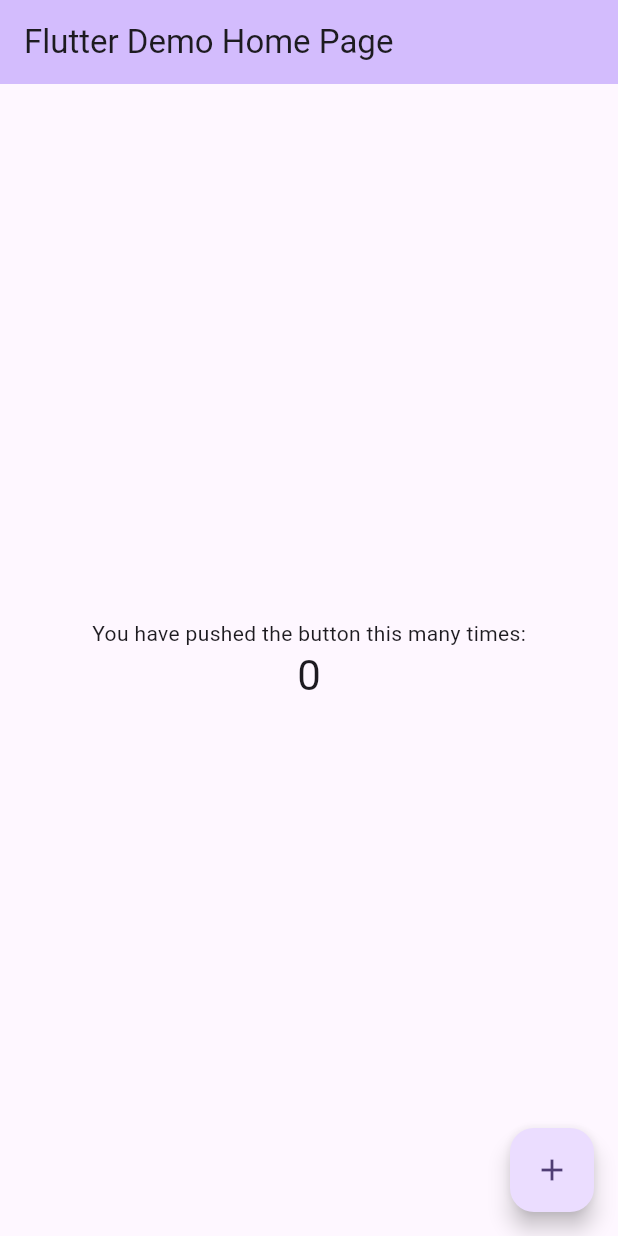
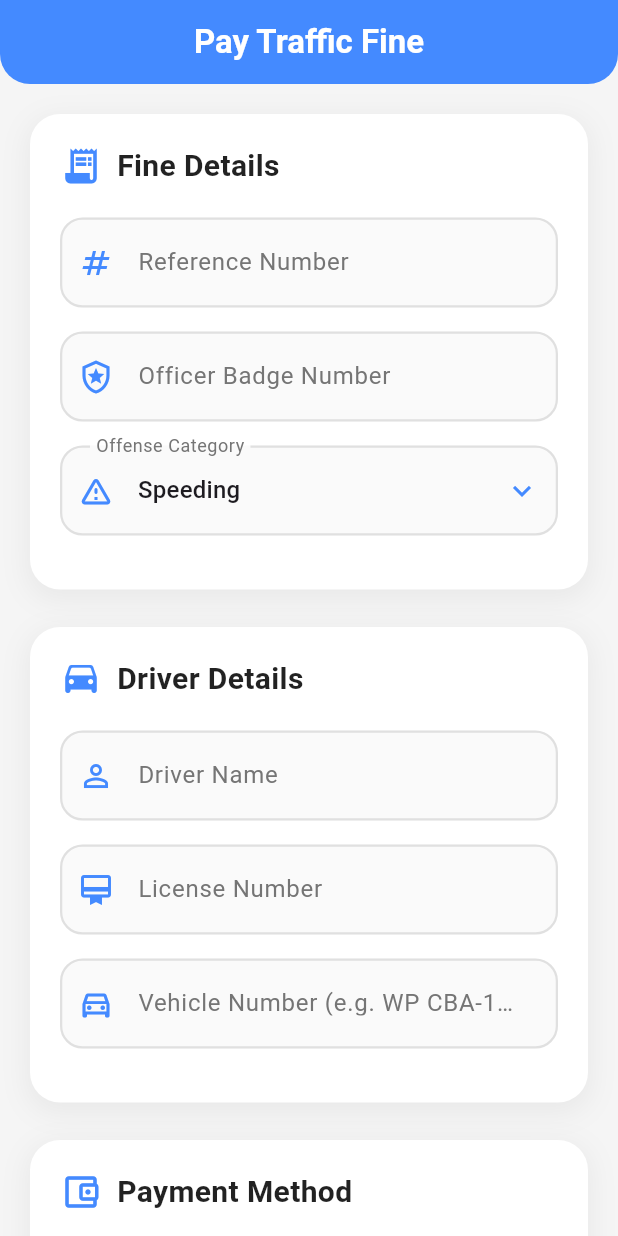
Before and after one commit to deshsenarathna/Online_traffic_fine_system, a Flutter app: the screen it shows after launch, on a phone screen of 412 x 824 dp. Run offline on Flutter 3.47's test engine with Material 3 defaults, Android fonts, the phone set to English and light mode, and no system bars; missing offline and left inert: payhere_mobilesdk_flutter.

Commit message:
mobile application

```diff
--- a/traffic_fine_app/lib/main.dart
+++ b/traffic_fine_app/lib/main.dart
@@ -1,122 +1,23 @@
 import 'package:flutter/material.dart';
+import 'screens/payment_form_screen.dart';
 
 void main() {
-  runApp(const MyApp());
+  runApp(const TrafficFineApp());
 }
 
-class MyApp extends StatelessWidget {
-  const MyApp({super.key});
+class TrafficFineApp extends StatelessWidget {
+  const TrafficFineApp({Key? key}) : super(key: key);
 
-  // This widget is the root of your application.
   @override
   Widget build(BuildContext context) {
     return MaterialApp(
-      title: 'Flutter Demo',
+      title: 'RideWave Fine Pay', // ඔයාගේ අනිත් App එකේ නම වගේම ගැළපෙන නමක්
+      debugShowCheckedModeBanner: false,
       theme: ThemeData(
-        // This is the theme of your application.
-        //
-        // TRY THIS: Try running your application with "flutter run". You'll see
-        // the application has a purple toolbar. Then, without quitting the app,
-        // try changing the seedColor in the colorScheme below to Colors.green
-        // and then invoke "hot reload" (save your changes or press the "hot
-        // reload" button in a Flutter-supported IDE, or press "r" if you used
-        // the command line to start the app).
-        //
-        // Notice that the counter didn't reset back to zero; the application
-        // state is not lost during the reload. To reset the state, use hot
-        // restart instead.
-        //
-        // This works for code too, not just values: Most code changes can be
-        // tested with just a hot reload.
-        colorScheme: .fromSeed(seedColor: Colors.deepPurple),
+        primarySwatch: Colors.blue,
+        useMaterial3: true,
       ),
-      home: const MyHomePage(title: 'Flutter Demo Home Page'),
+      home: const PaymentFormScreen(),
     );
   }
 }
-
-class MyHomePage extends StatefulWidget {
-  const MyHomePage({super.key, required this.title});
-
-  // This widget is the home page of your application. It is stateful, meaning
-  // that it has a State object (defined below) that contains fields that affect
-  // how it looks.
-
-  // This class is the configuration for the state. It holds the values (in this
-  // case the title) provided by the parent (in this case the App widget) and
-  // used by the build method of the State. Fields in a Widget subclass are
-  // always marked "final".
-
-  final String title;
-
-  @override
-  State<MyHomePage> createState() => _MyHomePageState();
-}
-
-class _MyHomePageState extends State<MyHomePage> {
-  int _counter = 0;
-
-  void _incrementCounter() {
-    setState(() {
-      // This call to setState tells the Flutter framework that something has
-      // changed in this State, which causes it to rerun the build method below
-      // so that the display can reflect the updated values. If we changed
-      // _counter without calling setState(), then the build method would not be
-      // called again, and so nothing would appear to happen.
-      _counter++;
-    });
-  }
-
-  @override
-  Widget build(BuildContext context) {
-    // This method is rerun every time setState is called, for instance as done
-    // by the _incrementCounter method above.
-    //
-    // The Flutter framework has been optimized to make rerunning build methods
-    // fast, so that you can just rebuild anything that needs updating rather
-    // than having to individually change instances of widgets.
-    return Scaffold(
-      appBar: AppBar(
-        // TRY THIS: Try changing the color here to a specific color (to
-        // Colors.amber, perhaps?) and trigger a hot reload to see the AppBar
-        // change color while the other colors stay the same.
-        backgroundColor: Theme.of(context).colorScheme.inversePrimary,
-        // Here we take the value from the MyHomePage object that was created by
-        // the App.build method, and use it to set our appbar title.
-        title: Text(widget.title),
-      ),
-      body: Center(
-        // Center is a layout widget. It takes a single child and positions it
-        // in the middle of the parent.
-        child: Column(
-          // Column is also a layout widget. It takes a list of children and
-          // arranges them vertically. By default, it sizes itself to fit its
-          // children horizontally, and tries to be as tall as its parent.
-          //
-          // Column has various properties to control how it sizes itself and
-          // how it positions its children. Here we use mainAxisAlignment to
-          // center the children vertically; the main axis here is the vertical
-          // axis because Columns are vertical (the cross axis would be
-          // horizontal).
-          //
-          // TRY THIS: Invoke "debug painting" (choose the "Toggle Debug Paint"
-          // action in the IDE, or press "p" in the console), to see the
-          // wireframe for each widget.
-          mainAxisAlignment: .center,
-          children: [
-            const Text('You have pushed the button this many times:'),
-            Text(
-              '$_counter',
-              style: Theme.of(context).textTheme.headlineMedium,
-            ),
-          ],
-        ),
-      ),
-      floatingActionButton: FloatingActionButton(
-        onPressed: _incrementCounter,
-        tooltip: 'Increment',
-        child: const Icon(Icons.add),
-      ),
-    );
-  }
-}
--- /dev/null
+++ b/traffic_fine_app/lib/screens/payment_form_screen.dart
@@ -0,0 +1,333 @@
+import 'package:flutter/material.dart';
+import 'package:payhere_mobilesdk_flutter/payhere_mobilesdk_flutter.dart';
+import '../services/api_service.dart';
+
+class PaymentFormScreen extends StatefulWidget {
+  const PaymentFormScreen({Key? key}) : super(key: key);
+
+  @override
+  _PaymentFormScreenState createState() => _PaymentFormScreenState();
+}
+
+class _PaymentFormScreenState extends State<PaymentFormScreen> {
+  final _formKey = GlobalKey<FormState>();
+
+  final _refController = TextEditingController();
+  final _badgeController = TextEditingController();
+  final _nameController = TextEditingController();
+  final _licenseController = TextEditingController();
+  final _vehicleController = TextEditingController();
+  final _otherCategoryController = TextEditingController();
+
+  String _selectedPaymentMethod = 'CARD';
+  String _selectedCategory = 'Speeding';
+  bool _isLoading = false;
+
+  final List<String> _offenseCategories = [
+    'Speeding',
+    'No Helmet',
+    'Crossing Double White Line',
+    'Drunk Driving',
+    'Driving Without License',
+    'Others'
+  ];
+
+  void _submitPayment() async {
+    if (_formKey.currentState!.validate()) {
+      setState(() => _isLoading = true);
+
+      String finalCategory = _selectedCategory == 'Others'
+          ? _otherCategoryController.text.trim()
+          : _selectedCategory;
+
+      try {
+        final backendResponse = await ApiService.initiatePayment(
+          referenceNumber: _refController.text.trim(),
+          categoryCode: finalCategory,
+          officerBadgeNumber: _badgeController.text.trim(),
+          driverName: _nameController.text.trim(),
+          driverLicenseNumber: _licenseController.text.trim(),
+          vehicleNumber: _vehicleController.text.trim(),
+          paymentMethod: _selectedPaymentMethod,
+        );
+
+        _startPayHereCheckout(backendResponse, _nameController.text.trim());
+
+      } catch (e) {
+        _showDialog('Error', 'Could not connect to the server. Check your connection.', Colors.redAccent);
+        setState(() => _isLoading = false);
+      }
+    }
+  }
+
+  void _startPayHereCheckout(Map<String, dynamic> backendResponse, String driverName) {
+    Map paymentObject = {
+      "sandbox": true,
+      "merchant_id": "1223594", // PayHere Sandbox Merchant ID
+      "merchant_secret": "",
+      "notify_url": "http://10.147.52.125:8080/api/payments/notify",
+      "order_id": backendResponse['paymentReference'] ?? "PAY-12345",
+      "items": "Traffic Fine Payment",
+      "amount": backendResponse['amount'] != null ? backendResponse['amount'].toString() : "0.00",
+      "currency": "LKR",
+      "hash": backendResponse['hash'] ?? "",
+      "first_name": driverName,
+      "last_name": "Driver",
+      "email": "driver@example.com",
+      "phone": "0771234567",
+      "address": "Sri Lanka",
+      "city": "Colombo",
+      "country": "Sri Lanka",
+    };
+
+    PayHere.startPayment(
+      paymentObject,
+      (paymentId) {
+        setState(() => _isLoading = false);
+        _showDialog('Success', 'Payment Successful!\nTransaction ID: $paymentId\nSMS sent to the officer.', Colors.green);
+        _formKey.currentState!.reset();
+        _otherCategoryController.clear();
+      },
+      (error) {
+        setState(() => _isLoading = false);
+        _showDialog('Failed', 'Payment Failed. Try again.\nError: $error', Colors.redAccent);
+      },
+      () {
+        setState(() => _isLoading = false);
+        _showDialog('Cancelled', 'Payment was cancelled by the user.', Colors.orange);
+      }
+    );
+  }
+
+  void _showDialog(String title, String message, Color color) {
+    showDialog(
+      context: context,
+      builder: (ctx) => AlertDialog(
+        // shape එක දෙන්න ඕනේ මෙන්න මෙතනටයි
+        shape: RoundedRectangleBorder(borderRadius: BorderRadius.circular(20)),
+        title: Row(
+          children: [
+            Icon(
+              title == 'Success' ? Icons.check_circle : (title == 'Failed' ? Icons.error : Icons.warning),
+              color: color,
+            ),
+            const SizedBox(width: 10),
+            Text(title, style: TextStyle(color: color, fontWeight: FontWeight.bold)),
+          ],
+        ),
+        content: Text(message, style: const TextStyle(fontSize: 16)),
+        actions: [
+          TextButton(
+            onPressed: () => Navigator.of(ctx).pop(),
+            child: const Text('OK', style: TextStyle(fontSize: 16, fontWeight: FontWeight.bold))
+          )
+        ],
+      ),
+    );
+  }
+
+  // --- Custom UI Elements --- //
+
+  InputDecoration _customInputDecoration(String label, IconData icon) {
+    return InputDecoration(
+      labelText: label,
+      labelStyle: TextStyle(color: Colors.grey.shade600),
+      prefixIcon: Icon(icon, color: Colors.blueAccent.shade200),
+      filled: true,
+      fillColor: Colors.grey.shade50,
+      contentPadding: const EdgeInsets.symmetric(vertical: 18, horizontal: 20),
+      enabledBorder: OutlineInputBorder(
+        borderRadius: BorderRadius.circular(15),
+        borderSide: BorderSide(color: Colors.grey.shade300, width: 1.5),
+      ),
+      focusedBorder: OutlineInputBorder(
+        borderRadius: BorderRadius.circular(15),
+        borderSide: const BorderSide(color: Colors.blueAccent, width: 2),
+      ),
+      errorBorder: OutlineInputBorder(
+        borderRadius: BorderRadius.circular(15),
+        borderSide: const BorderSide(color: Colors.redAccent, width: 1.5),
+      ),
+      focusedErrorBorder: OutlineInputBorder(
+        borderRadius: BorderRadius.circular(15),
+        borderSide: const BorderSide(color: Colors.redAccent, width: 2),
+      ),
+    );
+  }
+
+  Widget _buildSectionCard({required String title, required IconData titleIcon, required List<Widget> children}) {
+    return Container(
+      margin: const EdgeInsets.only(bottom: 25),
+      decoration: BoxDecoration(
+        color: Colors.white,
+        borderRadius: BorderRadius.circular(20),
+        boxShadow: [
+          BoxShadow(
+            color: Colors.grey.withOpacity(0.15),
+            spreadRadius: 2,
+            blurRadius: 15,
+            offset: const Offset(0, 5),
+          ),
+        ],
+      ),
+      child: Padding(
+        padding: const EdgeInsets.all(20.0),
+        child: Column(
+          crossAxisAlignment: CrossAxisAlignment.start,
+          children: [
+            Row(
+              children: [
+                Icon(titleIcon, color: Colors.blueAccent, size: 28),
+                const SizedBox(width: 10),
+                Text(
+                  title,
+                  style: const TextStyle(fontSize: 20, fontWeight: FontWeight.bold, color: Colors.black87),
+                ),
+              ],
+            ),
+            const SizedBox(height: 20),
+            ...children,
+          ],
+        ),
+      ),
+    );
+  }
+
+  Widget _buildTextField(TextEditingController controller, String label, IconData icon) {
+    return Padding(
+      padding: const EdgeInsets.only(bottom: 16.0),
+      child: TextFormField(
+        controller: controller,
+        decoration: _customInputDecoration(label, icon),
+        validator: (value) => value == null || value.isEmpty ? 'Please enter $label' : null,
+      ),
+    );
+  }
+
+  @override
+  Widget build(BuildContext context) {
+    return Scaffold(
+      backgroundColor: Colors.grey.shade100, // Background color
+      appBar: AppBar(
+        title: const Text('Pay Traffic Fine', style: TextStyle(color: Colors.white, fontWeight: FontWeight.bold)),
+        backgroundColor: Colors.blueAccent,
+        elevation: 0,
+        centerTitle: true,
+        shape: const RoundedRectangleBorder(
+          borderRadius: BorderRadius.vertical(bottom: Radius.circular(20)),
+        ),
+      ),
+      body: SafeArea(
+        child: Form(
+          key: _formKey,
+          child: SingleChildScrollView(
+            physics: const BouncingScrollPhysics(),
+            padding: const EdgeInsets.all(20.0),
+            child: Column(
+              crossAxisAlignment: CrossAxisAlignment.stretch,
+              children: [
+
+                // Fine Details Card
+                _buildSectionCard(
+                  title: 'Fine Details',
+                  titleIcon: Icons.receipt_long,
+                  children: [
+                    _buildTextField(_refController, 'Reference Number', Icons.numbers),
+                    _buildTextField(_badgeController, 'Officer Badge Number', Icons.local_police_outlined),
+
+                    Padding(
+                      padding: const EdgeInsets.only(bottom: 16.0),
+                      child: DropdownButtonFormField<String>(
+                        value: _selectedCategory,
+                        icon: const Icon(Icons.keyboard_arrow_down, color: Colors.blueAccent),
+                        decoration: _customInputDecoration('Offense Category', Icons.warning_amber_rounded),
+                        items: _offenseCategories.map((c) => DropdownMenuItem(value: c, child: Text(c))).toList(),
+                        onChanged: (val) => setState(() => _selectedCategory = val!),
+                      ),
+                    ),
+
+                    if (_selectedCategory == 'Others')
+                      _buildTextField(_otherCategoryController, 'Specify the offense', Icons.edit_note),
+                  ],
+                ),
+
+                // Driver Details Card
+                _buildSectionCard(
+                  title: 'Driver Details',
+                  titleIcon: Icons.drive_eta_rounded,
+                  children: [
+                    _buildTextField(_nameController, 'Driver Name', Icons.person_outline),
+                    _buildTextField(_licenseController, 'License Number', Icons.card_membership),
+                    _buildTextField(_vehicleController, 'Vehicle Number (e.g. WP CBA-1234)', Icons.directions_car_outlined),
+                  ],
+                ),
+
+                // Payment Method Card
+                _buildSectionCard(
+                  title: 'Payment Method',
+                  titleIcon: Icons.account_balance_wallet_outlined,
+                  children: [
+                    DropdownButtonFormField<String>(
+                      value: _selectedPaymentMethod,
+                      icon: const Icon(Icons.keyboard_arrow_down, color: Colors.blueAccent),
+                      decoration: _customInputDecoration('Select Method', Icons.payment_outlined),
+                      items: ['CARD', 'ONLINE_BANKING'].map((method) {
+                        return DropdownMenuItem(value: method, child: Text(method));
+                      }).toList(),
+                      onChanged: (val) => setState(() => _selectedPaymentMethod = val!),
+                    ),
+                  ],
+                ),
+
+                const SizedBox(height: 10),
+
+                // Fancy Submit Button
+                Container(
+                  height: 60,
+                  decoration: BoxDecoration(
+                    borderRadius: BorderRadius.circular(15),
+                    gradient: const LinearGradient(
+                      colors: [Colors.blueAccent, Colors.lightBlue],
+                      begin: Alignment.centerLeft,
+                      end: Alignment.centerRight,
+                    ),
+                    boxShadow: [
+                      BoxShadow(
+                        color: Colors.blueAccent.withOpacity(0.4),
+                        spreadRadius: 1,
+                        blurRadius: 10,
+                        offset: const Offset(0, 4),
+                      ),
+                    ],
+                  ),
+                  child: ElevatedButton(
+                    onPressed: _isLoading ? null : _submitPayment,
+                    style: ElevatedButton.styleFrom(
+                      backgroundColor: Colors.transparent,
+                      shadowColor: Colors.transparent,
+                      shape: RoundedRectangleBorder(borderRadius: BorderRadius.circular(15)),
+                    ),
+                    child: _isLoading
+                        ? const CircularProgressIndicator(color: Colors.white)
+                        : const Row(
+                            mainAxisAlignment: MainAxisAlignment.center,
+                            children: [
+                              Icon(Icons.lock_outline, color: Colors.white),
+                              SizedBox(width: 10),
+                              Text(
+                                'Proceed to Secure Payment',
+                                style: TextStyle(fontSize: 18, color: Colors.white, fontWeight: FontWeight.bold, letterSpacing: 1.2)
+                              ),
+                            ],
+                          ),
+                  ),
+                ),
+                const SizedBox(height: 30),
+              ],
+            ),
+          ),
+        ),
+      ),
+    );
+  }
+}
--- /dev/null
+++ b/traffic_fine_app/lib/services/api_service.dart
@@ -0,0 +1,51 @@
+import 'dart:convert';
+import 'package:http/http.dart' as http;
+
+class ApiService {
+  // ඔයාගේ ලැප් එකේ IP Address එක සහ Spring Boot Port එක
+  static const String baseUrl = 'http://10.147.52.125:8080/api';
+
+  static Future<Map<String, dynamic>> initiatePayment({
+    required String referenceNumber,
+    required String categoryCode,
+    required String officerBadgeNumber,
+    required String driverName,
+    required String driverLicenseNumber,
+    required String vehicleNumber,
+    required String paymentMethod,
+  }) async {
+    try {
+      // 1. මුලින්ම දඩය System එකට ඇතුළත් කරනවා
+      await http.post(
+        Uri.parse('$baseUrl/fines/create'),
+        headers: {'Content-Type': 'application/json'},
+        body: jsonEncode({
+          'referenceNumber': referenceNumber,
+          'categoryCode': categoryCode,
+          'officerBadgeNumber': officerBadgeNumber,
+          'driverName': driverName,
+          'driverLicenseNumber': driverLicenseNumber,
+          'vehicleNumber': vehicleNumber,
+        }),
+      );
+
+      // 2. ඊටපස්සේ Payment එක Initiate කරලා PayHere එකට ඕනෙ Hash එකයි විස්තරයි ගන්නවා
+      final payResponse = await http.post(
+        Uri.parse('$baseUrl/payments/initiate'),
+        headers: {'Content-Type': 'application/json'},
+        body: jsonEncode({
+          'referenceNumber': referenceNumber,
+          'paymentMethod': paymentMethod,
+        }),
+      );
+
+      if (payResponse.statusCode == 200 || payResponse.statusCode == 201) {
+        return jsonDecode(payResponse.body); // PayHere Hash එක ඇතුළු විස්තර ටික
+      } else {
+        throw Exception('Payment initiation failed: ${payResponse.body}');
+      }
+    } catch (e) {
+      throw Exception('Network or Server Error: $e');
+    }
+  }
+}
```
Also changed, not shown: traffic_fine_app/pubspec.yaml (+4 -71 lines), traffic_fine_app/pubspec.lock, 5 other files.
